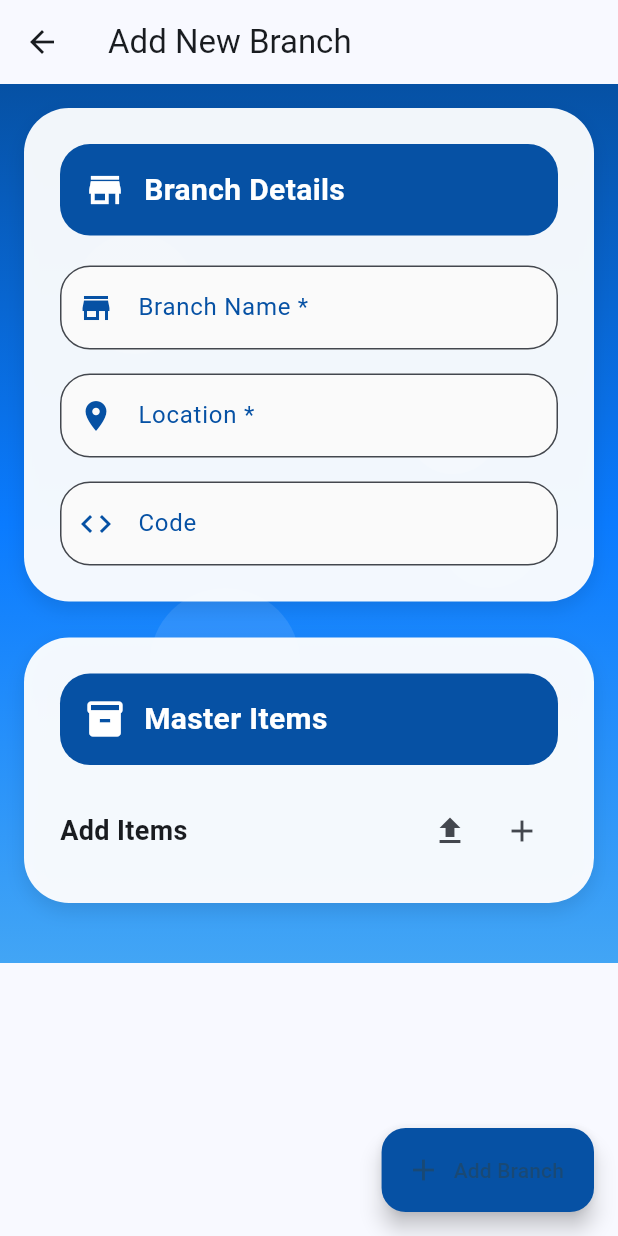
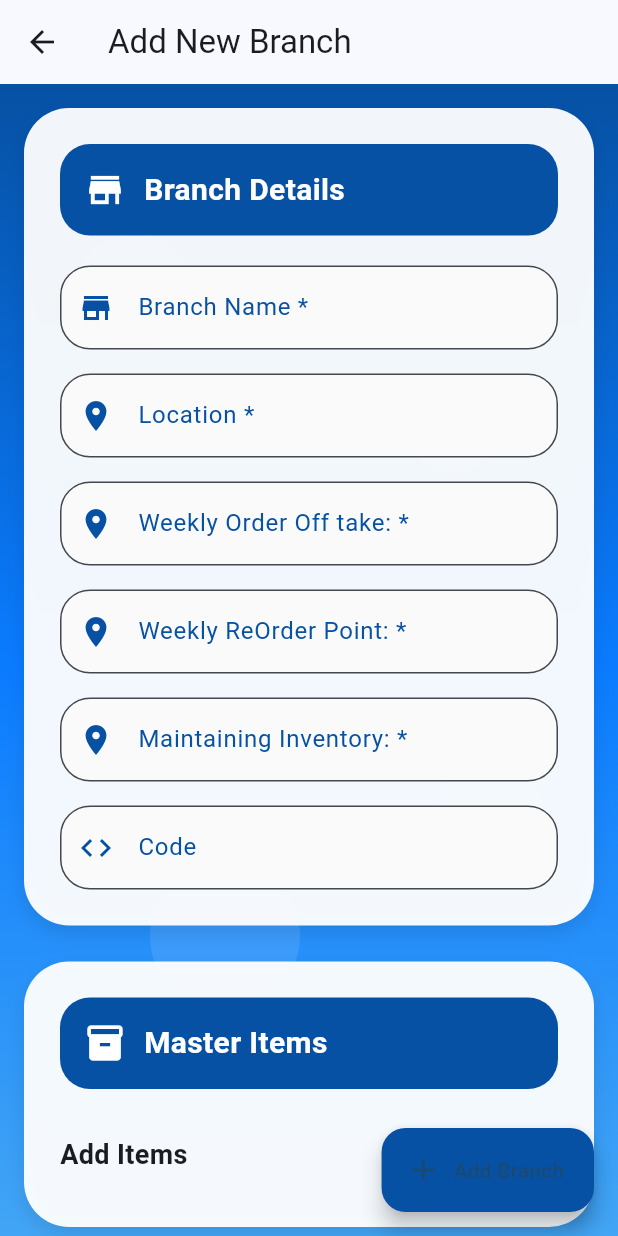
Before and after one commit to Nagareboshi09/WarehouseInventory, a Flutter app: the AddBranchScreen screen opened directly, on a phone screen of 412 x 824 dp. Run offline on Flutter 3.47's test engine with Material 3 defaults, Android fonts, the light colour scheme and no system bars; our stand-ins replace csv, file_picker, fl_chart, shared_preferences, sqflite; missing offline and left inert: spreadsheet_decoder; accounts and stored records are empty.

Commit message:
Added textbox for add branch textfield

```diff
--- a/lib/screens/add_branch_screen.dart
+++ b/lib/screens/add_branch_screen.dart
@@ -531,6 +531,87 @@ class _AddBranchScreenState extends State<AddBranchScreen> {
                             ),
                             const SizedBox(height: 16),
                             TextFormField(
+                              controller: _branchLocationController,
+                              decoration: InputDecoration(
+                                labelText: 'Weekly Order Off take: *',
+                                labelStyle: TextStyle(
+                                  color: isDarkMode ? Colors.white70 : Color(0xFF0651A4),
+                                ),
+                                prefixIcon: Icon(
+                                  Icons.location_on,
+                                  color: isDarkMode ? Colors.white70 : Color(0xFF0651A4),
+                                ),
+                                border: OutlineInputBorder(
+                                  borderRadius: BorderRadius.circular(20),
+                                ),
+                                filled: true,
+                                fillColor: isDarkMode ? Colors.grey[800] : Colors.grey.shade50,
+                              ),
+                              validator: (value) {
+                                if (value == null || value.trim().isEmpty) {
+                                  return 'Please enter a location';
+                                }
+                                return null;
+                              },
+
+                            ),
+
+                          const SizedBox(height: 16),
+                            TextFormField(
+                              controller: _branchLocationController,
+                              decoration: InputDecoration(
+                                labelText: 'Weekly ReOrder Point: *',
+                                labelStyle: TextStyle(
+                                  color: isDarkMode ? Colors.white70 : Color(0xFF0651A4),
+                                ),
+                                prefixIcon: Icon(
+                                  Icons.location_on,
+                                  color: isDarkMode ? Colors.white70 : Color(0xFF0651A4),
+                                ),
+                                border: OutlineInputBorder(
+                                  borderRadius: BorderRadius.circular(20),
+                                ),
+                                filled: true,
+                                fillColor: isDarkMode ? Colors.grey[800] : Colors.grey.shade50,
+                              ),
+                              validator: (value) {
+                                if (value == null || value.trim().isEmpty) {
+                                  return 'Please enter a location';
+                                }
+                                return null;
+                              },
+
+                            ),
+
+                            const SizedBox(height: 16),
+                            TextFormField(
+                              controller: _branchLocationController,
+                              decoration: InputDecoration(
+                                labelText: 'Maintaining Inventory: *',
+                                labelStyle: TextStyle(
+                                  color: isDarkMode ? Colors.white70 : Color(0xFF0651A4),
+                                ),
+                                prefixIcon: Icon(
+                                  Icons.location_on,
+                                  color: isDarkMode ? Colors.white70 : Color(0xFF0651A4),
+                                ),
+                                border: OutlineInputBorder(
+                                  borderRadius: BorderRadius.circular(20),
+                                ),
+                                filled: true,
+                                fillColor: isDarkMode ? Colors.grey[800] : Colors.grey.shade50,
+                              ),
+                              validator: (value) {
+                                if (value == null || value.trim().isEmpty) {
+                                  return 'Please enter a location';
+                                }
+                                return null;
+                              },
+
+                            ),
+
+                            const SizedBox(height: 16),
+                            TextFormField(
                               controller: _codeController,
                               decoration: InputDecoration(
                                 labelText: 'Code',
```
